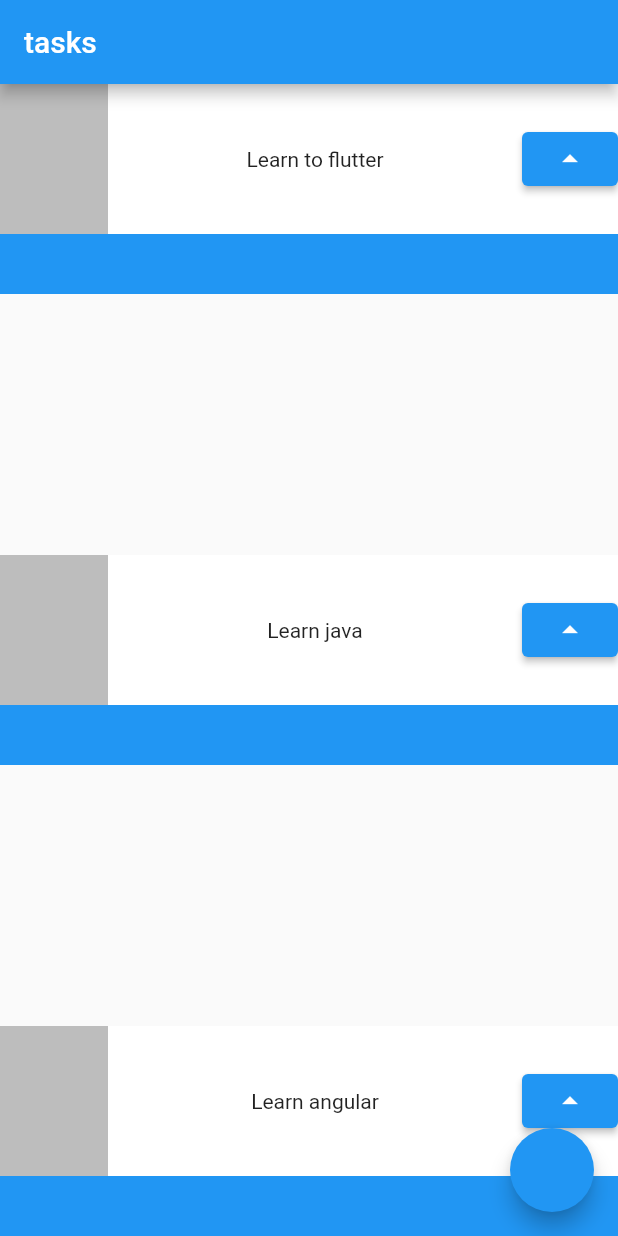
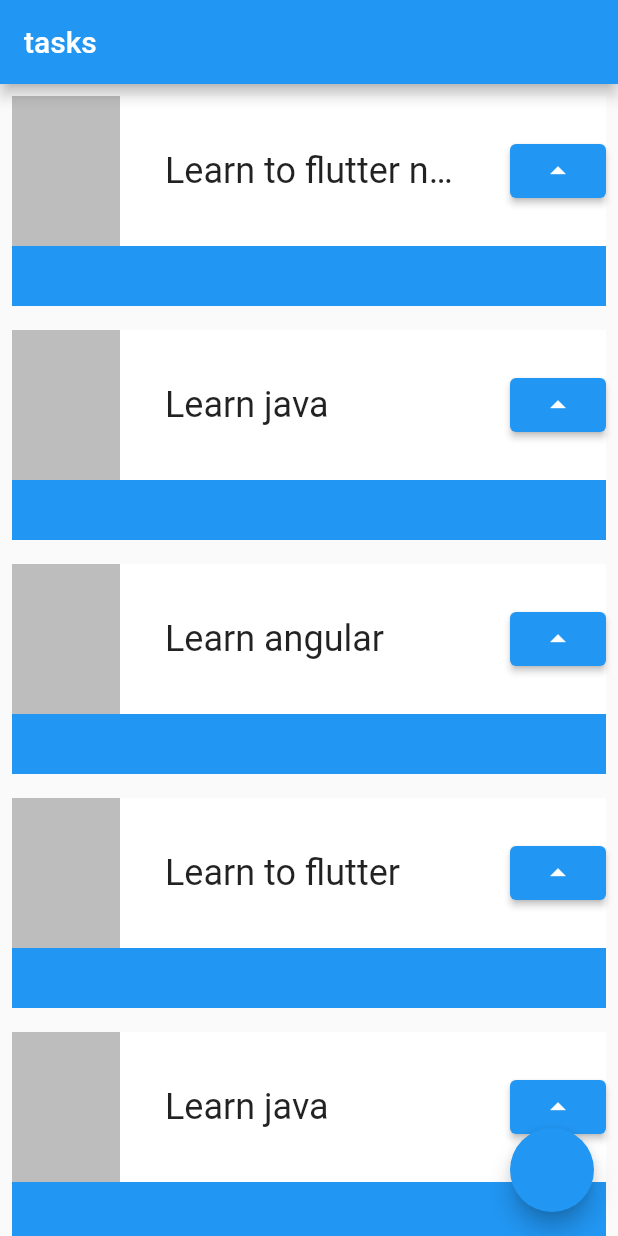
Before and after one commit to josiasmartins/flutter-widgets-stateless-stateFul, a Flutter app: the screen it shows after launch, on a phone screen of 412 x 824 dp. Run offline on Flutter 3.47's test engine with Material 2 defaults, Android fonts, the phone set to English and light mode, and no system bars.

Commit message:
feat: istView e Padding

```diff
--- a/lib/main.dart
+++ b/lib/main.dart
@@ -30,9 +30,20 @@ class MyApp extends StatelessWidget {
         appBar: AppBar(
           title: Text('tasks'),
         ),
-        body: Column(
-          mainAxisAlignment: MainAxisAlignment.spaceBetween,
+        body: ListView(
           children: [
+            Task('Learn to flutter no café da manhâ com d sdsdsdiswddsd'),
+            Task('Learn java'),
+            Task('Learn angular'),
+            Task('Learn to flutter'),
+            Task('Learn java'),
+            Task('Learn angular'),
+            Task('Learn to flutter'),
+            Task('Learn java'),
+            Task('Learn angular'),
+            Task('Learn to flutter'),
+            Task('Learn java'),
+            Task('Learn angular'),
             Task('Learn to flutter'),
             Task('Learn java'),
             Task('Learn angular'),
@@ -51,7 +62,9 @@ class Task extends StatelessWidget {
 
   @override
   Widget build(BuildContext context) {
-    return Container(
+    return Padding(
+      padding: const EdgeInsets.all(8.0),
+      child: Container(
         color: Colors.black,
         child: Stack(
           children: [
@@ -67,7 +80,16 @@ class Task extends StatelessWidget {
                     width: 72,
                     height: 100,
                   ),
-                Text(nome),
+                  Container(
+                    width: 200,
+                      child: Text(
+                        nome,
+                        style: TextStyle(
+                            fontSize: 24,
+                            overflow: TextOverflow.ellipsis,
+                        ),
+                      )
+                  ),
                   ElevatedButton(
                       onPressed: (){},
                       child: Icon(
@@ -78,6 +100,7 @@ class Task extends StatelessWidget {
             )
           ],
         ),
+      ),
     );
   }
 }
```
Lines whose indentation alone changed are shown as unchanged.
